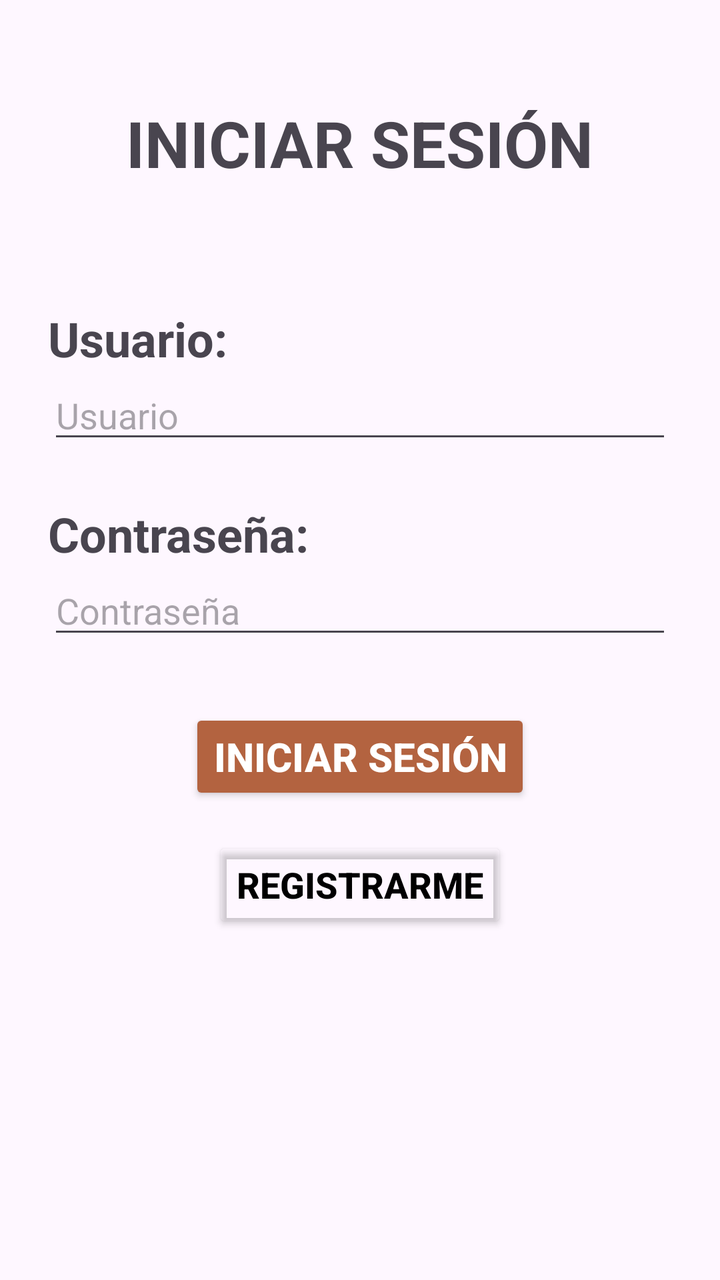
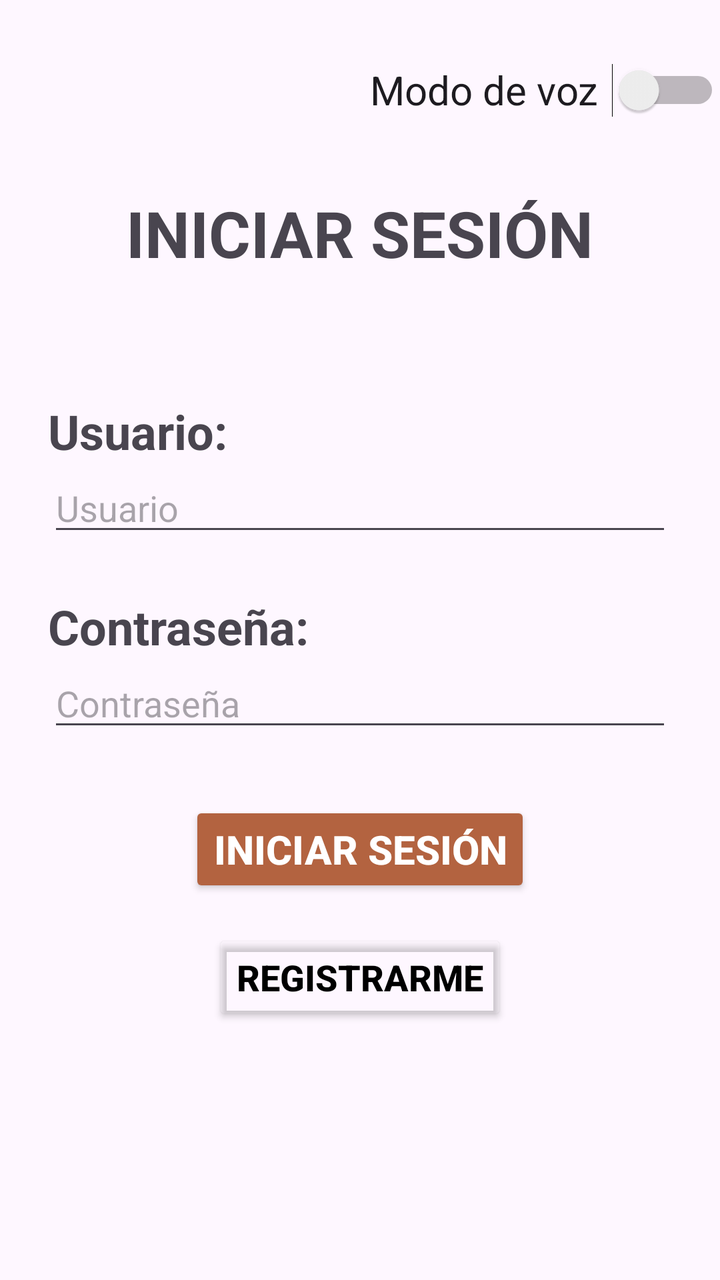

An Android layout rendered at two revisions. The XML below is the earlier revision; the diff shows what the commit changed to produce the second picture.
<!-- AndroidManifest.xml: application theme Theme.AuspectusPantallas -->
<!-- res/layout/activity_inicio_sesion.xml -->
<?xml version="1.0" encoding="utf-8"?>
<androidx.constraintlayout.widget.ConstraintLayout
    xmlns:android="http://schemas.android.com/apk/res/android"
    xmlns:app="http://schemas.android.com/apk/res-auto"
    xmlns:tools="http://schemas.android.com/tools"
    android:id="@+id/main"
    android:layout_width="match_parent"
    android:layout_height="match_parent"
    tools:context=".InicioSesion">

    <ScrollView
        android:layout_width="match_parent"
        android:layout_height="match_parent">

        <LinearLayout
            android:layout_width="match_parent"
            android:layout_height="wrap_content"
            android:orientation="vertical">

            <TextView
                android:id="@+id/TvId"
                android:layout_width="wrap_content"
                android:layout_height="wrap_content"
                android:text="Id:"
                android:visibility="gone"/>

            

            <LinearLayout
                android:id="@+id/layoutLogin"
                android:layout_width="match_parent"
                android:layout_height="wrap_content"
                android:orientation="vertical">

                <TextView
                    android:id="@+id/Text1"
                    android:layout_width="wrap_content"
                    android:layout_height="wrap_content"
                    android:layout_gravity="center"
                    android:layout_marginTop="50dp"
                    android:text="INICIAR SESIÓN"
                    android:textSize="32sp"
                    android:textStyle="bold"/>

                <TextView
                    android:layout_width="wrap_content"
                    android:layout_height="wrap_content"
                    android:layout_marginStart="24dp"
                    android:layout_marginTop="60dp"
                    android:text="Usuario:"
                    android:textSize="24sp"
                    android:textStyle="bold"/>

                <EditText
                    android:id="@+id/EtUsuario"
                    android:layout_width="match_parent"
                    android:layout_height="wrap_content"
                    android:layout_marginStart="24dp"
                    android:layout_marginEnd="24dp"
                    android:hint="Usuario"
                    android:textSize="18sp"/>

                <TextView
                    android:layout_width="wrap_content"
                    android:layout_height="wrap_content"
                    android:layout_marginStart="24dp"
                    android:layout_marginTop="24dp"
                    android:text="Contraseña:"
                    android:textSize="24sp"
                    android:textStyle="bold"/>

                <EditText
                    android:id="@+id/EtContra"
                    android:layout_width="match_parent"
                    android:layout_height="wrap_content"
                    android:layout_marginStart="24dp"
                    android:layout_marginEnd="24dp"
                    android:hint="Contraseña"
                    android:inputType="textPassword"
                    android:textSize="18sp"/>

                <Button
                    android:id="@+id/btnIniciarSesion"
                    android:layout_width="wrap_content"
                    android:layout_height="wrap_content"
                    android:layout_gravity="center"
                    android:layout_marginTop="30dp"
                    android:backgroundTint="@color/bronce"
                    android:text="Iniciar Sesión"
                    android:textColor="@color/white"
                    android:textSize="20sp"
                    android:textStyle="bold"/>

                <Button
                    android:id="@+id/btnRegistrarInicio"
                    android:layout_width="wrap_content"
                    android:layout_height="wrap_content"
                    android:layout_gravity="center"
                    android:layout_marginTop="16dp"
                    android:backgroundTint="@android:color/transparent"
                    android:text="Registrarme"
                    android:textColor="@android:color/black"
                    android:textSize="18sp"
                    android:textStyle="bold"/>
            </LinearLayout>

            

            <LinearLayout
                android:id="@+id/layoutRegistro"
                android:layout_width="match_parent"
                android:layout_height="wrap_content"
                android:orientation="vertical"
                android:visibility="gone">

                <TextView
                    android:id="@+id/Te1"
                    android:layout_width="wrap_content"
                    android:layout_height="wrap_content"
                    android:layout_gravity="center"
                    android:layout_marginTop="50dp"
                    android:text="REGISTRAR"
                    android:textSize="32sp"
                    android:textStyle="bold"/>

                <ImageButton
                    android:id="@+id/img1"
                    android:layout_width="200dp"
                    android:layout_height="200dp"
                    android:layout_gravity="center"
                    android:layout_marginTop="25dp"
                    android:adjustViewBounds="true"
                    android:background="@android:color/transparent"
                    android:scaleType="centerCrop"
                    android:src="@drawable/usuarios"/>

                <TextView
                    android:layout_width="wrap_content"
                    android:layout_height="wrap_content"
                    android:layout_marginStart="24dp"
                    android:layout_marginTop="30dp"
                    android:text="Usuario:"
                    android:textSize="24sp"
                    android:textStyle="bold"/>

                <EditText
                    android:id="@+id/EtUsuarioReg"
                    android:layout_width="match_parent"
                    android:layout_height="wrap_content"
                    android:layout_marginStart="24dp"
                    android:layout_marginEnd="24dp"
                    android:hint="Usuario"
                    android:textSize="18sp"/>

                <TextView
                    android:layout_width="wrap_content"
                    android:layout_height="wrap_content"
                    android:layout_marginStart="24dp"
                    android:layout_marginTop="24dp"
                    android:text="Contraseña:"
                    android:textSize="24sp"
                    android:textStyle="bold"/>

                <EditText
                    android:id="@+id/EtContraReg"
                    android:layout_width="match_parent"
                    android:layout_height="wrap_content"
                    android:layout_marginStart="24dp"
                    android:layout_marginEnd="24dp"
                    android:hint="Contraseña"
                    android:inputType="textPassword"
                    android:textSize="18sp"/>

                <Button
                    android:id="@+id/btnRegistar1"
                    android:layout_width="wrap_content"
                    android:layout_height="wrap_content"
                    android:layout_gravity="center"
                    android:layout_marginTop="30dp"
                    android:backgroundTint="@color/bronce"
                    android:text="Registrarme"
                    android:textColor="@color/white"
                    android:textSize="20sp"
                    android:textStyle="bold"/>

                <Button
                    android:id="@+id/btnIS2"
                    android:layout_width="wrap_content"
                    android:layout_height="wrap_content"
                    android:layout_gravity="center"
                    android:layout_marginTop="16dp"
                    android:backgroundTint="@android:color/transparent"
                    android:text="Iniciar Sesión"
                    android:textColor="@android:color/black"
                    android:textSize="18sp"
                    android:textStyle="bold"/>

            </LinearLayout>

        </LinearLayout>

    </ScrollView>

</androidx.constraintlayout.widget.ConstraintLayout>
<!-- resources referenced by this layout -->
<resources>
  <color name="bronce">#B36340</color>
  <color name="white">#FFFFFFFF</color>
  <!-- drawable usuarios: png bitmap (drawable, 1461 bytes) -->
  <style name="Theme.AuspectusPantallas" parent="Base.Theme.AuspectusPantallas" />
  <style name="Base.Theme.AuspectusPantallas" parent="Theme.Material3.Light.NoActionBar">
          
          
      </style>
</resources>

<!-- the commit's change to res/layout/activity_inicio_sesion.xml (unified diff, before → after) -->
@@ -24,6 +24,16 @@
                 android:text="Id:"
                 android:visibility="gone"/>
 
+            <Switch
+                android:id="@+id/switchVoz"
+                android:layout_width="175dp"
+                android:layout_height="50dp"
+                android:layout_marginTop="20dp"
+                android:layout_gravity="end"
+                android:text="Modo de voz"
+                android:checked="false"
+                android:textSize="20dp" />
+
             
 
             <LinearLayout
@@ -37,16 +47,23 @@
                     android:layout_width="wrap_content"
                     android:layout_height="wrap_content"
                     android:layout_gravity="center"
-                    android:layout_marginTop="50dp"
+                    android:layout_marginTop="25dp"
                     android:text="INICIAR SESIÓN"
                     android:textSize="32sp"
                     android:textStyle="bold"/>
 
-                <TextView
-                    android:layout_width="wrap_content"
-                    android:layout_height="wrap_content"
-                    android:layout_marginStart="24dp"
-                    android:layout_marginTop="60dp"
+                <EditText
+                    android:id="@+id/txtTTS"
+                    android:layout_width="match_parent"
+                    android:layout_height="wrap_content"
+                    android:hint="Aquí aparecerá tu voz"
+                    android:visibility="invisible"/>
+
+                <TextView
+                    android:layout_width="wrap_content"
+                    android:layout_height="wrap_content"
+                    android:layout_marginStart="24dp"
+                    android:layout_marginTop="20dp"
                     android:text="Usuario:"
                     android:textSize="24sp"
                     android:textStyle="bold"/>
